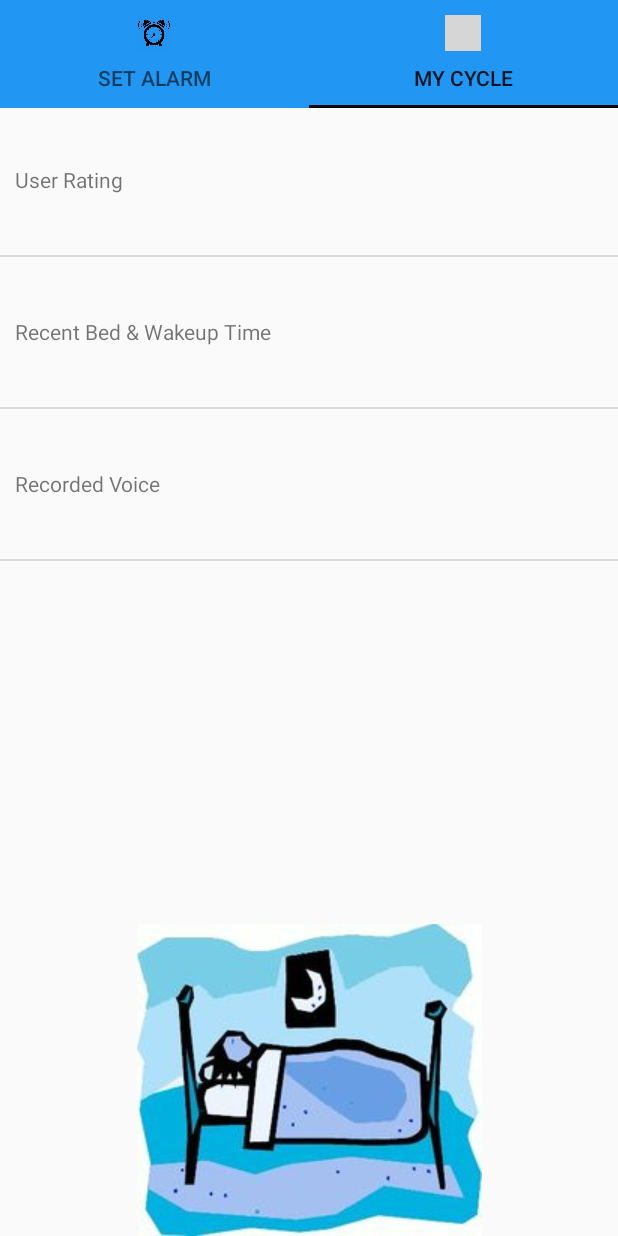
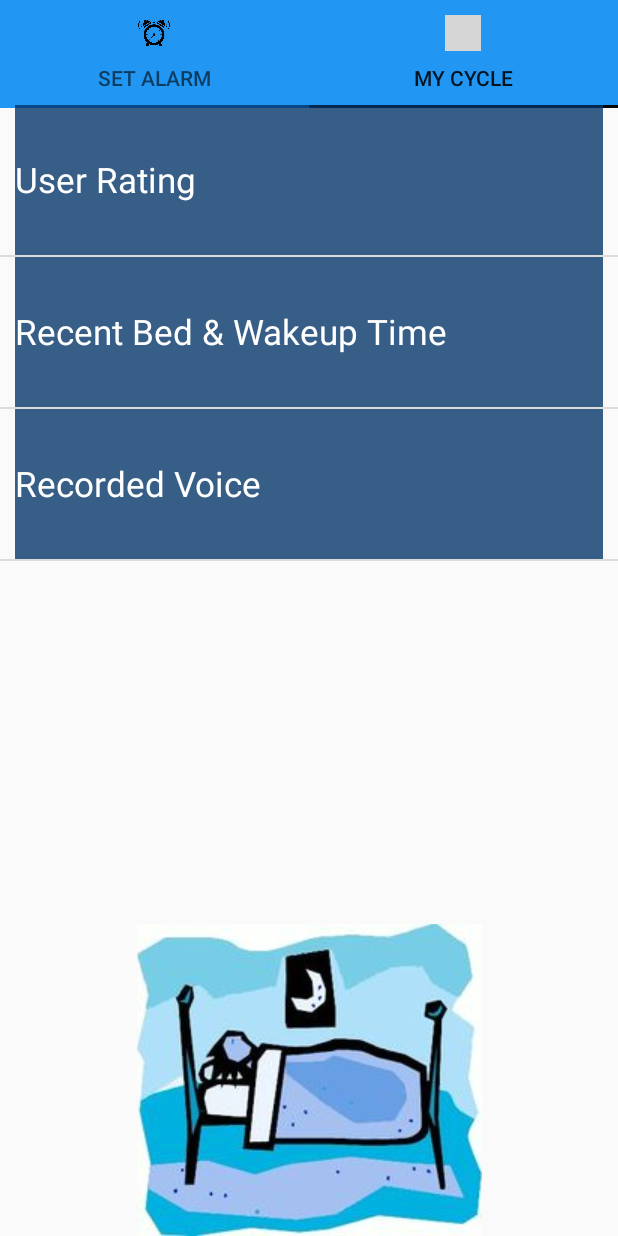
Before and after one commit to Sangmean/MobileAppProject, an Android app: the screen it shows after launch (MainActivity), tab 2 chosen, on a phone screen of 412 x 824 dp. Run offline under Robolectric (Android 15) with nearby library versions, the light colour scheme and no system bars; grey boxes are pictures that could not be loaded.

Commit message:
added Time and some design

```diff
--- a/app/src/main/java/com/example/project_sleep_alarm/MyListviewAdapter.java
+++ b/app/src/main/java/com/example/project_sleep_alarm/MyListviewAdapter.java
@@ -1,6 +1,7 @@
 package com.example.project_sleep_alarm;
 
 import android.content.Context;
+import android.graphics.Color;
 import android.view.Gravity;
 import android.view.LayoutInflater;
 import android.view.View;
@@ -14,6 +15,7 @@ import java.util.List;
 public class MyListviewAdapter extends BaseAdapter {
 
     List<String> myList = new ArrayList<>();
+
     Context context;
 
     public MyListviewAdapter(Context anyContext, List<String> anyList){
@@ -44,9 +46,19 @@ public class MyListviewAdapter extends BaseAdapter {
         }
 
         TextView txtViewItem = convertView.findViewById(R.id.txtViewListItem);
-        txtViewItem.setText(myList.get(position));
-        txtViewItem.setGravity(Gravity.CENTER_VERTICAL | Gravity.LEFT);
 
+
+        if(myList.get(position) != null )
+        {
+            txtViewItem.setTextColor(Color.WHITE);
+            txtViewItem.setText(myList.get(position));
+            txtViewItem.setBackgroundColor(Color.BLUE);
+            int color = Color.argb( 200, 0, 51, 102 );
+            txtViewItem.setBackgroundColor( color );
+            txtViewItem.setText(myList.get(position));
+            txtViewItem.setGravity(Gravity.CENTER_VERTICAL | Gravity.LEFT);
+
+        }
         return convertView;
     }
 }
--- a/app/src/main/res/layout/activity_user_rate.xml
+++ b/app/src/main/res/layout/activity_user_rate.xml
@@ -49,6 +49,7 @@
         android:layout_height="wrap_content"
         android:ems="10"
         android:inputType="time"
+        android:focusable="false"
         app:layout_constraintEnd_toEndOf="parent"
         app:layout_constraintHorizontal_bias="0.328"
         app:layout_constraintStart_toStartOf="parent"
@@ -74,6 +75,8 @@
         android:layout_height="wrap_content"
         android:ems="10"
         android:inputType="time"
+        android:focusable="false"
+
         app:layout_constraintEnd_toEndOf="parent"
         app:layout_constraintHorizontal_bias="0.328"
         app:layout_constraintStart_toStartOf="parent"
--- a/app/src/main/res/layout/layout_external.xml
+++ b/app/src/main/res/layout/layout_external.xml
@@ -8,5 +8,7 @@
         android:layout_width="wrap_content"
         android:layout_height="100dp"
         android:layout_marginLeft="10dp"
-        android:layout_weight="1" />
+        android:layout_marginRight="10dp"
+        android:layout_weight="1"
+        android:textSize="23dp" android:paddingTop="10dip" android:paddingBottom="10dip"/>
 </LinearLayout>
--- a/app/src/main/res/values/styles.xml
+++ b/app/src/main/res/values/styles.xml
@@ -8,4 +8,7 @@
         <item name="colorAccent">@color/colorAccent</item>
     </style>
 
+
+
+
 </resources>
```
Also changed, not shown: app/src/main/java/com/example/project_sleep_alarm/SetAlarmFrag.java (+0 -12 lines), app/src/main/java/com/example/project_sleep_alarm/UserRateActivity.java (+53 -9 lines).
